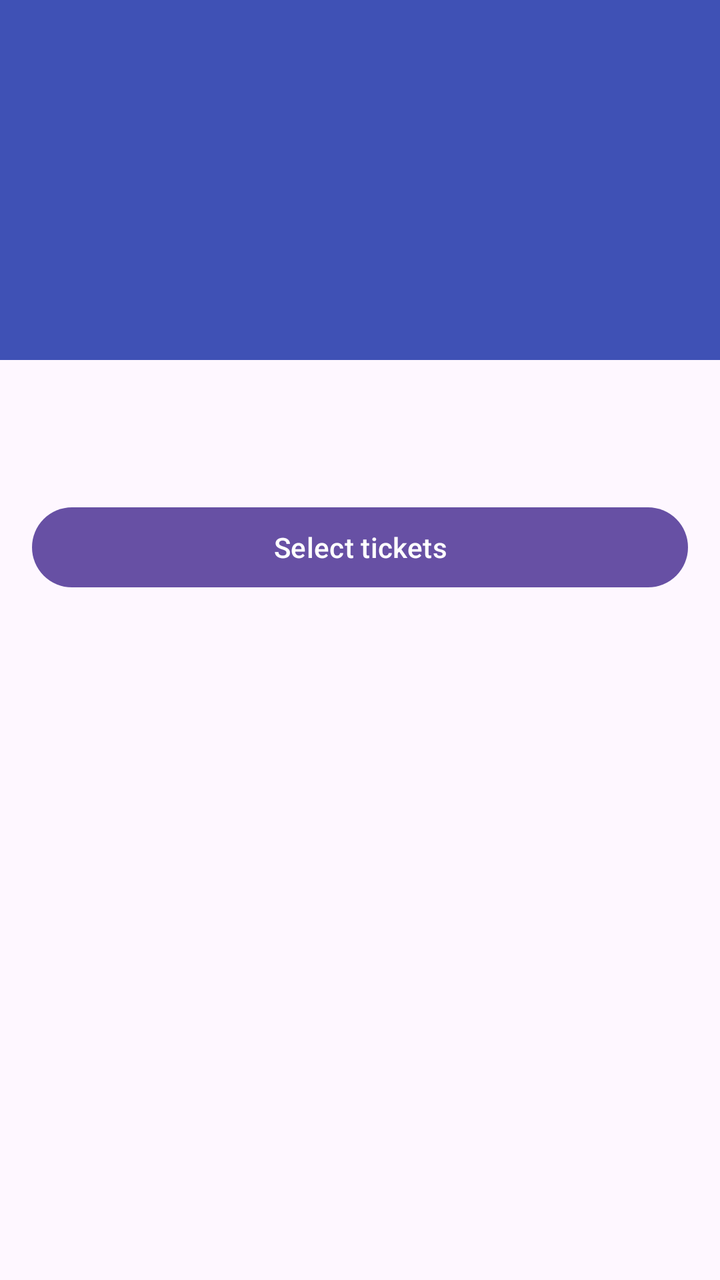
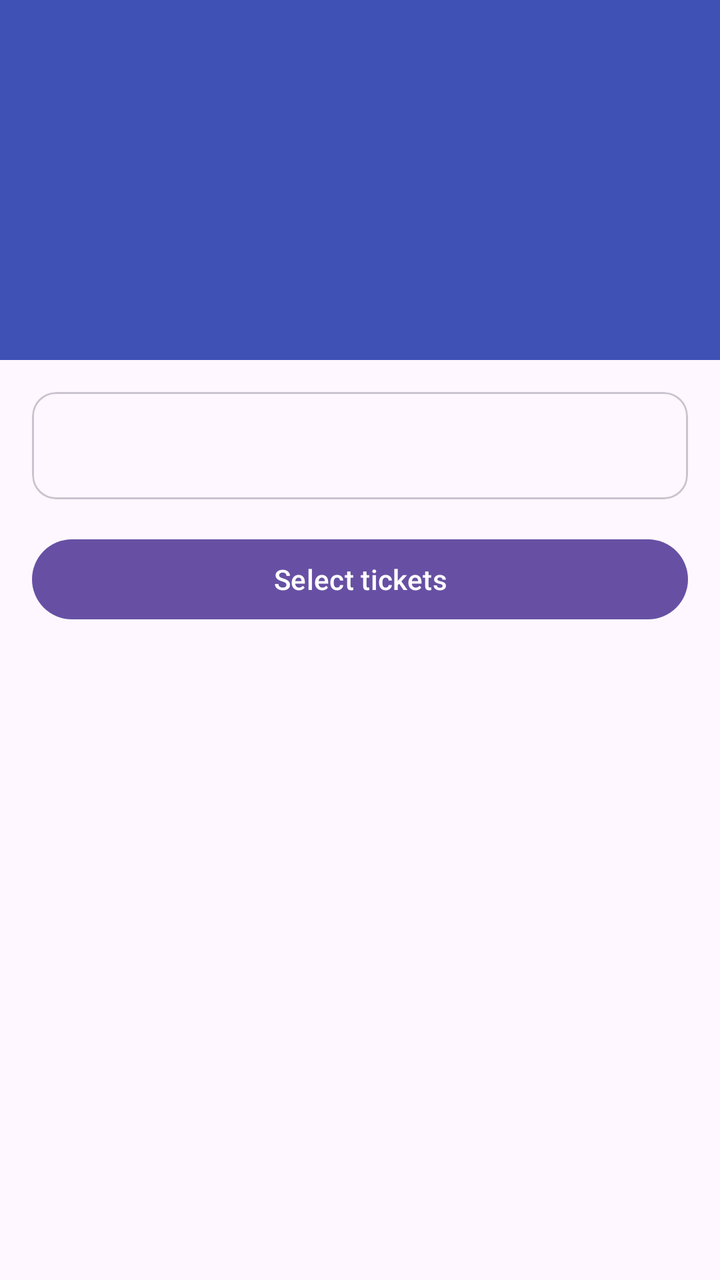

Before-and-after screenshots of an Android layout around one commit, followed by the original layout XML and the change that was made.
<!-- AndroidManifest.xml: application theme Theme.Ticketree -->
<!-- res/layout/activity_event_detail.xml -->
<?xml version="1.0" encoding="utf-8"?>
<ScrollView xmlns:android="http://schemas.android.com/apk/res/android"
    android:layout_width="match_parent"
    android:layout_height="match_parent"
    android:fitsSystemWindows="true">

    <LinearLayout
        android:layout_width="match_parent"
        android:layout_height="wrap_content"
        android:orientation="vertical">

        <TextView
            android:id="@+id/tvImage"
            android:layout_width="match_parent"
            android:layout_height="180dp"
            android:background="#3F51B5"
            android:gravity="center"
            android:textColor="#FFFFFF"
            android:textSize="22sp"
            android:textStyle="bold" />

        <TextView
            android:id="@+id/tvDetails"
            android:layout_width="match_parent"
            android:layout_height="wrap_content"
            android:padding="16dp"
            android:textSize="16sp" />

        <com.google.android.material.button.MaterialButton
            android:id="@+id/btnSelectTickets"
            android:layout_width="match_parent"
            android:layout_height="wrap_content"
            android:layout_margin="16dp"
            android:text="Select tickets" />
    </LinearLayout>
</ScrollView>
<!-- resources referenced by this layout -->
<resources>
  <style name="Theme.Ticketree" parent="Base.Theme.Ticketree" />
  <style name="Base.Theme.Ticketree" parent="Theme.Material3.DayNight.NoActionBar">
          
          
      </style>
</resources>

<!-- the commit's change to res/layout/activity_event_detail.xml (unified diff, before → after) -->
@@ -9,7 +9,7 @@
         android:layout_height="wrap_content"
         android:orientation="vertical">
 
-        <TextView
+        <com.google.android.material.textview.MaterialTextView
             android:id="@+id/tvImage"
             android:layout_width="match_parent"
             android:layout_height="180dp"
@@ -19,18 +19,25 @@
             android:textSize="22sp"
             android:textStyle="bold" />
 
-        <TextView
-            android:id="@+id/tvDetails"
+        <com.google.android.material.card.MaterialCardView
             android:layout_width="match_parent"
             android:layout_height="wrap_content"
-            android:padding="16dp"
-            android:textSize="16sp" />
+            android:layout_margin="16dp">
+
+            <com.google.android.material.textview.MaterialTextView
+                android:id="@+id/tvDetails"
+                android:layout_width="match_parent"
+                android:layout_height="wrap_content"
+                android:padding="16dp"
+                android:textSize="16sp" />
+        </com.google.android.material.card.MaterialCardView>
 
         <com.google.android.material.button.MaterialButton
             android:id="@+id/btnSelectTickets"
             android:layout_width="match_parent"
             android:layout_height="wrap_content"
-            android:layout_margin="16dp"
+            android:layout_marginHorizontal="16dp"
+            android:layout_marginBottom="16dp"
             android:text="Select tickets" />
     </LinearLayout>
 </ScrollView>
